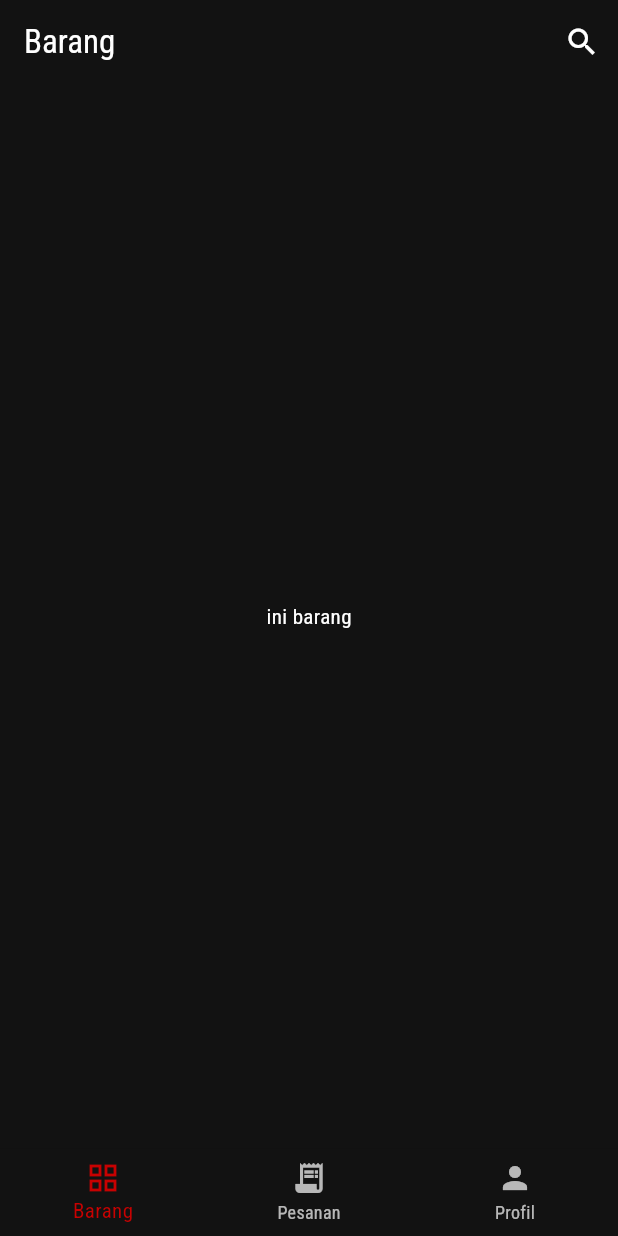
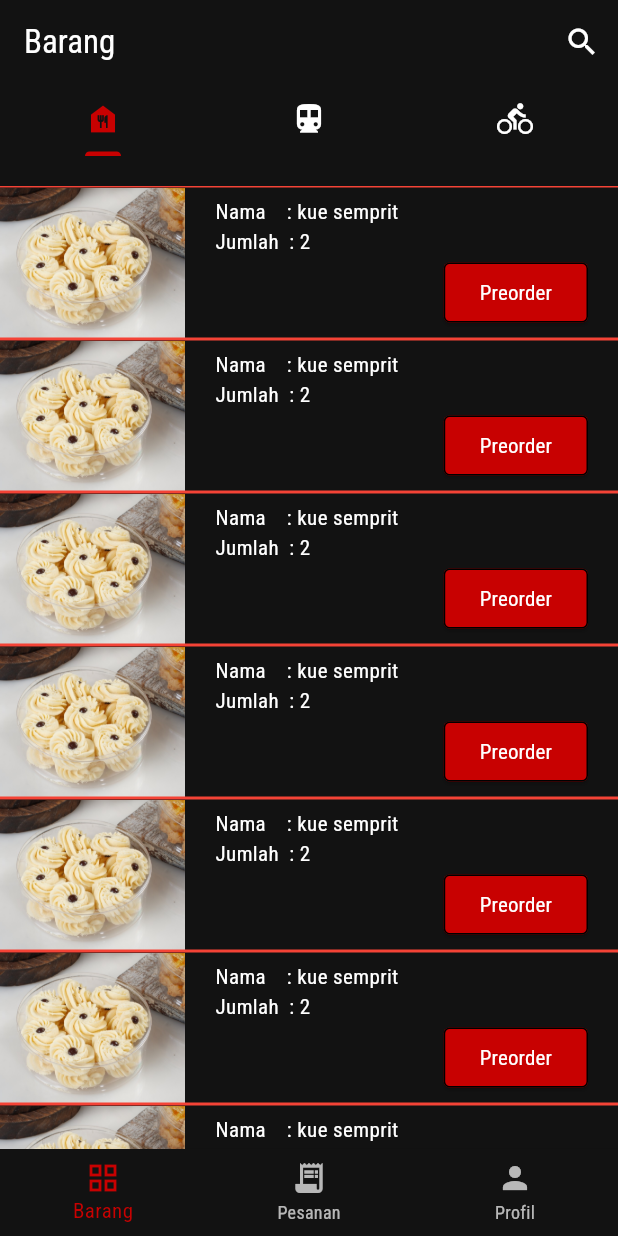
Before and after one commit to 221110019/project_bansos, a Flutter app: the HomeCust screen opened directly, on a phone screen of 412 x 824 dp. Run offline on Flutter 3.47's test engine with Material 3 defaults, Android fonts, the phone set to English and light mode, and no system bars.

Commit message:
menyelesaikan 90% dari page barang dan detail barang

```diff
--- /dev/null
+++ b/lib/components/list_tile_cust.dart
@@ -0,0 +1,64 @@
+import 'package:flutter/material.dart';
+import 'package:project_bansos/components/tombol_custom.dart';
+
+class ListTileCust extends StatelessWidget {
+  final String imageUrl;
+  final String itemName;
+  final int itemCount;
+  final VoidCallback preorder;
+  const ListTileCust(
+      {super.key,
+      required this.imageUrl,
+      required this.itemName,
+      required this.itemCount,
+      required this.preorder});
+
+  @override
+  Widget build(BuildContext context) {
+    return Container(
+      child: Column(
+        children: [
+          Container(
+            width: MediaQuery.of(context).size.width,
+            height: 1,
+            color: Colors.red,
+          ),
+          Row(
+            children: [
+              Container(
+                height: 100,
+                width: MediaQuery.of(context).size.width * 0.3,
+                child: Image(fit: BoxFit.cover, image: AssetImage(imageUrl)),
+              ),
+              Container(
+                padding: EdgeInsets.symmetric(horizontal: 20),
+                width: MediaQuery.of(context).size.width * 0.7,
+                child: Column(
+                  crossAxisAlignment: CrossAxisAlignment.start,
+                  children: [
+                    Text("Nama    : ${itemName}"),
+                    Text("Jumlah  : ${itemCount.toString()}"),
+                    Align(
+                      alignment: Alignment.bottomRight,
+                      child: TombolCustom(
+                          onPressed: preorder,
+                          child: Text(
+                            'Preorder',
+                            style: TextStyle(color: Colors.white),
+                          )),
+                    )
+                  ],
+                ),
+              )
+            ],
+          ),
+          Container(
+            width: MediaQuery.of(context).size.width,
+            height: 1,
+            color: Colors.red,
+          )
+        ],
+      ),
+    );
+  }
+}
--- a/lib/pages/customer/barang.dart
+++ b/lib/pages/customer/barang.dart
@@ -1,9 +1,61 @@
 import 'package:flutter/material.dart';
+import 'package:project_bansos/components/list_tile_cust.dart';
+import 'package:project_bansos/pages/customer/detail_barang.dart';
 
-Widget Barang() {
-  return Container(
-    child: Center(
-      child: Text('ini barang'),
-    ),
-  );
+class Barang extends StatefulWidget {
+  final searchButton;
+  const Barang({super.key, required Null Function() this.searchButton});
+
+  @override
+  State<Barang> createState() => _BarangState();
 }
+
+class _BarangState extends State<Barang> {
+  @override
+  Widget build(BuildContext context) {
+    return Scaffold(
+      appBar: AppBar(
+        bottom: const TabBar(
+          dividerColor: Colors.transparent,
+          splashFactory: NoSplash.splashFactory,
+          tabs: [
+            Tab(icon: Icon(Icons.food_bank)),
+            Tab(icon: Icon(Icons.directions_transit)),
+            Tab(icon: Icon(Icons.directions_bike)),
+          ],
+        ),
+        automaticallyImplyLeading: false,
+        title: Text('Barang'),
+        actions: [
+          IconButton(onPressed: widget.searchButton, icon: Icon(Icons.search))
+        ],
+      ),
+      body: TabBarView(children: [
+        Container(
+          padding: EdgeInsets.only(top: 20),
+          child: ListView.builder(
+              itemCount: 10,
+              itemBuilder: (context, index) {
+                return ListTileCust(
+                  imageUrl: 'assets/pictures/semprit-susu.jpg',
+                  itemName: 'kue semprit',
+                  itemCount: 2,
+                  preorder: () {
+                    Navigator.of(context).push(MaterialPageRoute(
+                        builder: (context) => DetailBarang(
+                              imageUrl: 'assets/pictures/semprit-susu.jpg',
+                              itemName: 'kue semprit',
+                              itemCount: 2,
+                              desc:
+                                  "Lezat dan bergiziLezat dan bergiziLezat dan bergiziLezat dan bergiziLezat dan bergiziLezat dan bergiziLezat dan bergiziLezat dan bergiziLezat dan bergiziLezat dan bergiziLezat dan bergiziLezat dan bergiziLezat dan bergiziLezat dan bergiziLezat dan bergizi",
+                            )));
+                  },
+                );
+              }),
+        ),
+        Container(),
+        Container()
+      ]),
+    );
+  }
+}
--- a/lib/pages/customer/home_cust.dart
+++ b/lib/pages/customer/home_cust.dart
@@ -12,25 +12,13 @@ class HomeCust extends StatefulWidget {
 }
 
 class _HomeCustState extends State<HomeCust> {
-  void searchButton() {}
   int bottomNavIndex = 0;
-  final List<Widget> _children = [Barang(), Pesanan(), Profil()];
+  final List _children = [Barang(searchButton: () {}), Pesanan(), Profil()];
   @override
   Widget build(BuildContext context) {
-    return Scaffold(
-      appBar: AppBar(
-        automaticallyImplyLeading: false,
-        title: Text(bottomNavIndex == 0
-            ? 'Barang'
-            : bottomNavIndex == 1
-                ? 'Pesanan'
-                : 'Profil'),
-        actions: [
-          bottomNavIndex != 2
-              ? IconButton(onPressed: searchButton, icon: Icon(Icons.search))
-              : SizedBox()
-        ],
-      ),
+    return DefaultTabController(
+      length: 3,
+      child: Scaffold(
         body: _children[bottomNavIndex],
         bottomNavigationBar: Theme(
           data: Theme.of(context).copyWith(
@@ -49,8 +37,10 @@ class _HomeCustState extends State<HomeCust> {
                     icon: Icon(Icons.grid_view), label: 'Barang'),
                 BottomNavigationBarItem(
                     icon: Icon(Icons.receipt_long), label: 'Pesanan'),
-              BottomNavigationBarItem(icon: Icon(Icons.person), label: 'Profil')
+                BottomNavigationBarItem(
+                    icon: Icon(Icons.person), label: 'Profil')
               ]),
+        ),
       ),
     );
   }
```
Also changed, not shown: lib/pages/customer/detail_barang.dart (added, +120 -0 lines), pubspec.yaml (+3 -4 lines), assets/pictures/semprit-susu.jpg (added). Lines whose indentation alone changed are shown as unchanged.
